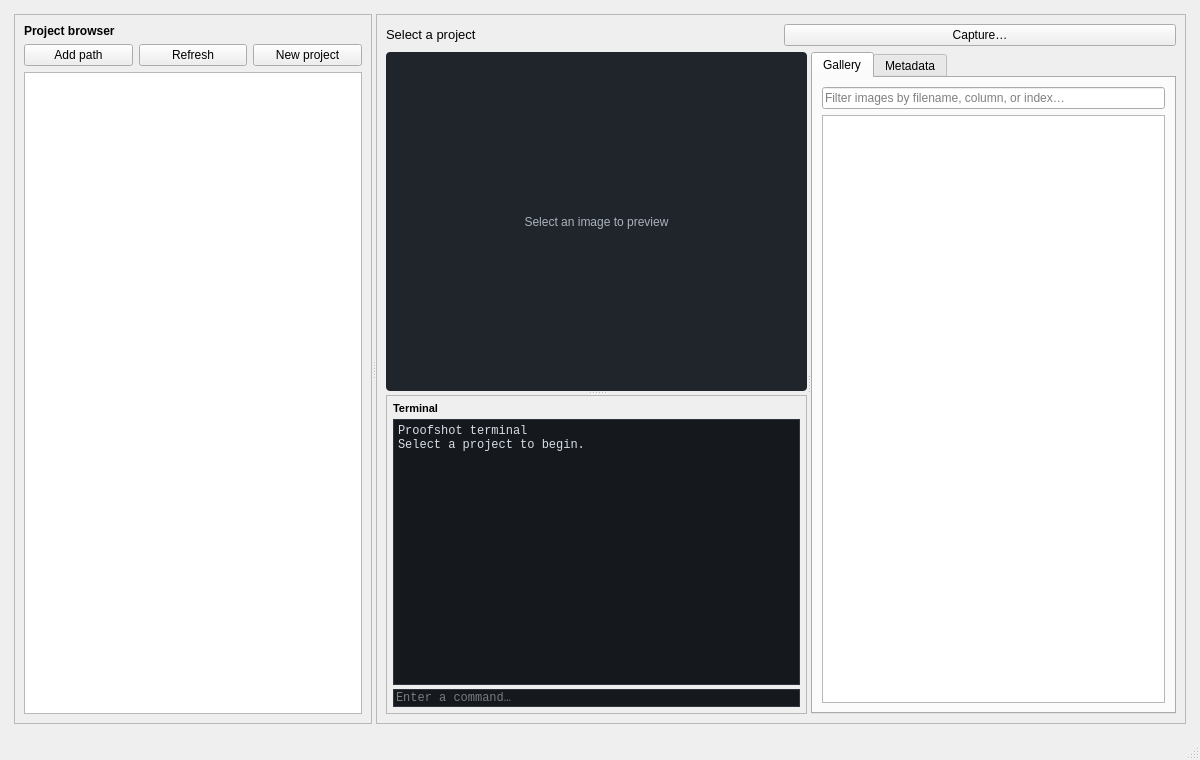
The window that ui/main_window.ui (JDubbs89/proofshot) describes before a commit, drawn with Qt 5.
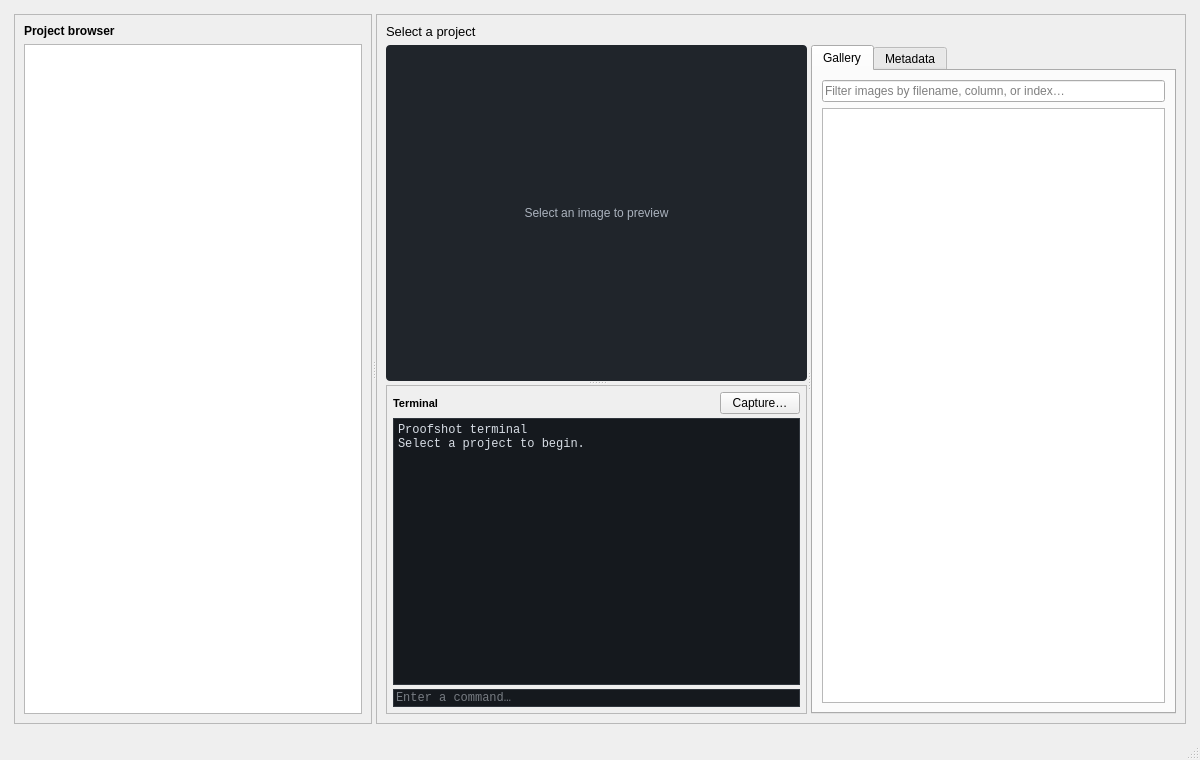
The same window after the commit.

Commit message: Updating UI arrangement and Image Sorting

The edit to the form file:
```diff
--- a/ui/main_window.ui
+++ b/ui/main_window.ui
@@ -56,31 +56,6 @@
                     </property>
                   </widget>
                 </item>
-                <item>
-                  <layout class="QHBoxLayout" name="browserButtons">
-                    <item>
-                      <widget class="QPushButton" name="addPathButton">
-                        <property name="text">
-                          <string>Add path</string>
-                        </property>
-                      </widget>
-                    </item>
-                    <item>
-                      <widget class="QPushButton" name="refreshButton">
-                        <property name="text">
-                          <string>Refresh</string>
-                        </property>
-                      </widget>
-                    </item>
-                    <item>
-                      <widget class="QPushButton" name="createProjectButton">
-                        <property name="text">
-                          <string>New project</string>
-                        </property>
-                      </widget>
-                    </item>
-                  </layout>
-                </item>
                 <item>
                   <widget class="QTreeWidget" name="treeView">
                     <property name="headerHidden">
@@ -118,13 +93,6 @@
                         </property>
                       </widget>
                     </item>
-                    <item>
-                      <widget class="QPushButton" name="captureProjectButton">
-                        <property name="text">
-                          <string>Capture…</string>
-                        </property>
-                      </widget>
-                    </item>
                   </layout>
                 </item>
                 <item>
@@ -174,6 +142,8 @@
                             <number>4</number>
                           </property>
                           <item>
+                            <layout class="QHBoxLayout" name="terminalHeaderLayout">
+                              <item>
                             <widget class="QLabel" name="terminalLabel">
                               <property name="text">
                                 <string>Terminal</string>
@@ -184,6 +154,19 @@
                             </widget>
                           </item>
                           <item>
+                                <spacer name="terminalHeaderSpacer">
+                                  <property name="orientation"><enum>Qt::Orientation::Horizontal</enum></property>
+                                  <property name="sizeHint" stdset="0"><size><width>40</width><height>20</height></size></property>
+                                </spacer>
+                              </item>
+                              <item>
+                                <widget class="QPushButton" name="captureProjectButton">
+                                  <property name="text"><string>Capture…</string></property>
+                                </widget>
+                              </item>
+                            </layout>
+                          </item>
+                          <item>
                             <widget class="QPlainTextEdit" name="terminalOutput">
                               <property name="readOnly">
                                 <bool>true</bool>
```
Left out of the diff: 1 changed line with no effect on the pictures. Lines whose indentation alone changed are shown as unchanged. The commit also changes 5 other files.
